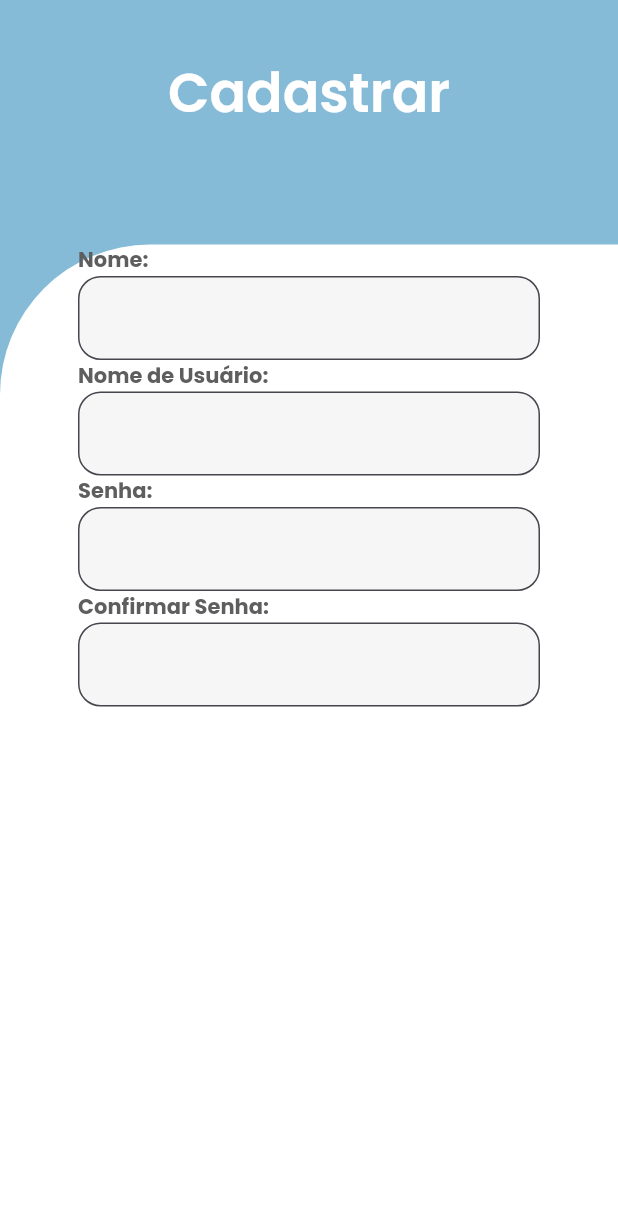
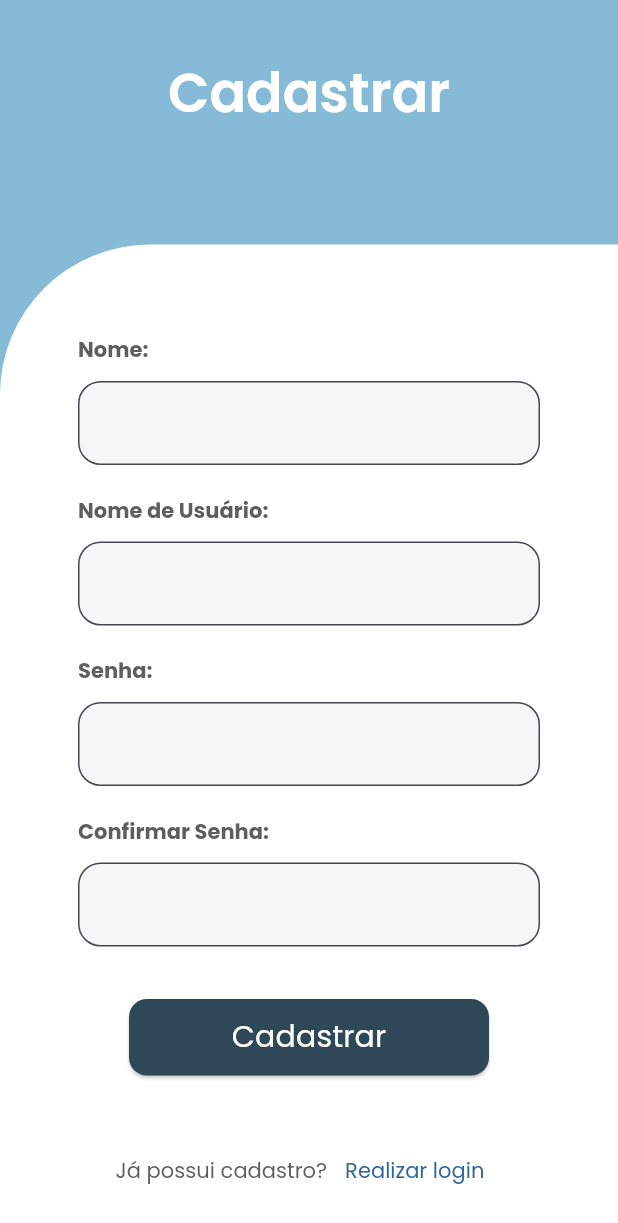
Before and after one commit to CoHabito-Dev/Front, a Flutter app: the RegisterScreen screen opened directly, on a phone screen of 412 x 824 dp. Shown: the top 1223 px of the screen. Run offline on Flutter 3.47's test engine with Material 3 defaults, Android fonts, the phone set to English and light mode, and no system bars; project files that could hold a hidden picture were left out.

Commit message:
Tela de cadastro

```diff
--- a/co_habito/lib/screens/RegisterScreen.dart
+++ b/co_habito/lib/screens/RegisterScreen.dart
@@ -1,9 +1,14 @@
 import 'package:co_habito/AppColors.dart';
 import 'package:co_habito/components/BodyWithSmallHeader.dart';
+import 'package:co_habito/components/GenericalButton.dart';
 import 'package:co_habito/components/GenericalIput.dart';
 import 'package:co_habito/components/HeaderTitle.dart';
 import 'package:co_habito/components/InputLabel.dart';
+import 'package:co_habito/components/LinkLabel.dart';
 import 'package:co_habito/components/SmallHeader.dart';
+import 'package:co_habito/screens/LoginScreen.dart';
+import 'package:co_habito/screens/SelectCoHabitoScreen.dart';
+import 'package:co_habito/tools/Go.dart';
 import 'package:flutter/material.dart';
 
 class RegisterScreen extends StatelessWidget{
@@ -18,14 +23,26 @@ class RegisterScreen extends StatelessWidget{
             width: 308,
             child: Column(
               children: [
+                SizedBox(height: 60,),
                 Align(alignment: Alignment.centerLeft, child: InputLabel(string: "Nome:", fontSize: 14)),
+                SizedBox(height: 10,),
                 GenericalInput(textInputType: TextInputType.text, ispassword: false),
+                SizedBox(height: 20,),
                 Align(alignment: Alignment.centerLeft, child: InputLabel(string: "Nome de Usuário:", fontSize: 14)),
+                SizedBox(height: 10,),
                 GenericalInput(textInputType: TextInputType.text, ispassword: false),
+                SizedBox(height: 20,),
                 Align(alignment: Alignment.centerLeft, child: InputLabel(string: "Senha:", fontSize: 14)),
+                SizedBox(height: 10,),
                 GenericalInput(textInputType: TextInputType.text, ispassword: true),
+                SizedBox(height: 20,),
                 Align(alignment: Alignment.centerLeft, child: InputLabel(string: "Confirmar Senha:", fontSize: 14)),
+                SizedBox(height: 10,),
                 GenericalInput(textInputType: TextInputType.text, ispassword: true),
+                SizedBox(height: 35,),
+                GenericalButton(buttonText: "Cadastrar", onPressed: (){Go.to(SelectCoHabitoScreen(), context);}),
+                SizedBox(height: 40,),
+                LinkLabel(grey: "Já possui cadastro?", blue: "Realizar login", linkTo: LoginScreen())
               ],
             ),
           )
```
